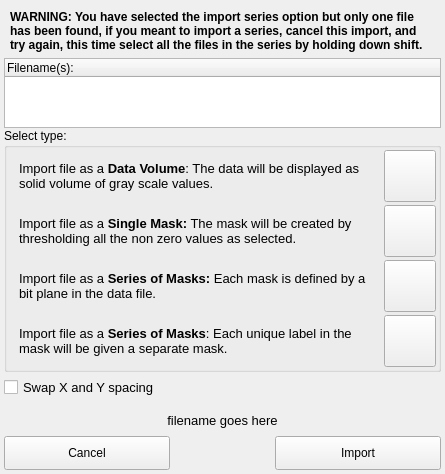
This is src/Interface/Application/LayerImporterWidget.ui in SCIInstitute/Seg3D as Qt 5 draws it before an edit. The edited form follows.
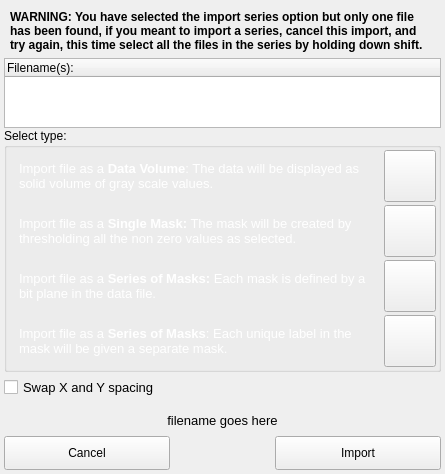
This is the edited form. Icons and pictures are not drawn. Custom widgets are drawn as their Qt base class.

Commit message: Fixed black text on .nrrd double click

```diff
--- a/src/Interface/Application/LayerImporterWidget.ui
+++ b/src/Interface/Application/LayerImporterWidget.ui
@@ -180,8 +180,8 @@
                <string>&lt;!DOCTYPE HTML PUBLIC &quot;-//W3C//DTD HTML 4.0//EN&quot; &quot;http://www.w3.org/TR/REC-html40/strict.dtd&quot;&gt;
 &lt;html&gt;&lt;head&gt;&lt;meta name=&quot;qrichtext&quot; content=&quot;1&quot; /&gt;&lt;style type=&quot;text/css&quot;&gt;
 p, li { white-space: pre-wrap; }
-&lt;/style&gt;&lt;/head&gt;&lt;body style=&quot; font-family:'MS Shell Dlg 2'; font-size:8.25pt; font-weight:400; font-style:normal;&quot;&gt;
-&lt;p style=&quot; margin-top:0px; margin-bottom:0px; margin-left:0px; margin-right:0px; -qt-block-indent:0; text-indent:0px;&quot;&gt;&lt;span style=&quot; font-family:'Lucida Grande'; font-size:10pt;&quot;&gt;Import file as a &lt;/span&gt;&lt;span style=&quot; font-family:'Lucida Grande'; font-size:10pt; font-weight:600;&quot;&gt;Data Volume&lt;/span&gt;&lt;span style=&quot; font-family:'Lucida Grande'; font-size:10pt;&quot;&gt;: The data will be displayed as solid volume of gray scale values. &lt;/span&gt;&lt;/p&gt;&lt;/body&gt;&lt;/html&gt;</string>
+&lt;/style&gt;&lt;/head&gt;&lt;body style=&quot; font-family:'.SF NS Text'; font-size:13pt; font-weight:400; font-style:normal;&quot;&gt;
+&lt;p style=&quot; margin-top:0px; margin-bottom:0px; margin-left:0px; margin-right:0px; -qt-block-indent:0; text-indent:0px;&quot;&gt;&lt;span style=&quot; font-family:'Lucida Grande'; font-size:10pt; color:#ffffff;&quot;&gt;Import file as a &lt;/span&gt;&lt;span style=&quot; font-family:'Lucida Grande'; font-size:10pt; font-weight:600; color:#ffffff;&quot;&gt;Data Volume&lt;/span&gt;&lt;span style=&quot; font-family:'Lucida Grande'; font-size:10pt; color:#ffffff;&quot;&gt;: The data will be displayed as solid volume of gray scale values. &lt;/span&gt;&lt;/p&gt;&lt;/body&gt;&lt;/html&gt;</string>
               </property>
               <property name="textFormat">
                <enum>Qt::RichText</enum>
@@ -283,8 +283,8 @@
                <string>&lt;!DOCTYPE HTML PUBLIC &quot;-//W3C//DTD HTML 4.0//EN&quot; &quot;http://www.w3.org/TR/REC-html40/strict.dtd&quot;&gt;
 &lt;html&gt;&lt;head&gt;&lt;meta name=&quot;qrichtext&quot; content=&quot;1&quot; /&gt;&lt;style type=&quot;text/css&quot;&gt;
 p, li { white-space: pre-wrap; }
-&lt;/style&gt;&lt;/head&gt;&lt;body style=&quot; font-family:'MS Shell Dlg 2'; font-size:8.25pt; font-weight:400; font-style:normal;&quot;&gt;
-&lt;p style=&quot; margin-top:0px; margin-bottom:0px; margin-left:0px; margin-right:0px; -qt-block-indent:0; text-indent:0px;&quot;&gt;&lt;span style=&quot; font-family:'Lucida Grande'; font-size:10pt;&quot;&gt;Import file as a &lt;/span&gt;&lt;span style=&quot; font-family:'Lucida Grande'; font-size:10pt; font-weight:600;&quot;&gt;Single Mask:&lt;/span&gt;&lt;span style=&quot; font-family:'Lucida Grande'; font-size:10pt;&quot;&gt; The mask will be created by thresholding all the non zero values as selected.&lt;/span&gt;&lt;/p&gt;&lt;/body&gt;&lt;/html&gt;</string>
+&lt;/style&gt;&lt;/head&gt;&lt;body style=&quot; font-family:'.SF NS Text'; font-size:13pt; font-weight:400; font-style:normal;&quot;&gt;
+&lt;p style=&quot; margin-top:0px; margin-bottom:0px; margin-left:0px; margin-right:0px; -qt-block-indent:0; text-indent:0px;&quot;&gt;&lt;span style=&quot; font-family:'Lucida Grande'; font-size:10pt; color:#ffffff;&quot;&gt;Import file as a &lt;/span&gt;&lt;span style=&quot; font-family:'Lucida Grande'; font-size:10pt; font-weight:600; color:#ffffff;&quot;&gt;Single Mask:&lt;/span&gt;&lt;span style=&quot; font-family:'Lucida Grande'; font-size:10pt; color:#ffffff;&quot;&gt; The mask will be created by thresholding all the non zero values as selected.&lt;/span&gt;&lt;/p&gt;&lt;/body&gt;&lt;/html&gt;</string>
               </property>
               <property name="textFormat">
                <enum>Qt::RichText</enum>
@@ -386,8 +386,8 @@
                <string>&lt;!DOCTYPE HTML PUBLIC &quot;-//W3C//DTD HTML 4.0//EN&quot; &quot;http://www.w3.org/TR/REC-html40/strict.dtd&quot;&gt;
 &lt;html&gt;&lt;head&gt;&lt;meta name=&quot;qrichtext&quot; content=&quot;1&quot; /&gt;&lt;style type=&quot;text/css&quot;&gt;
 p, li { white-space: pre-wrap; }
-&lt;/style&gt;&lt;/head&gt;&lt;body style=&quot; font-family:'MS Shell Dlg 2'; font-size:8.25pt; font-weight:400; font-style:normal;&quot;&gt;
-&lt;p style=&quot; margin-top:0px; margin-bottom:0px; margin-left:0px; margin-right:0px; -qt-block-indent:0; text-indent:0px;&quot;&gt;&lt;span style=&quot; font-family:'Lucida Grande'; font-size:10pt;&quot;&gt;Import file as a &lt;/span&gt;&lt;span style=&quot; font-family:'Lucida Grande'; font-size:10pt; font-weight:600;&quot;&gt;Series of Masks:&lt;/span&gt;&lt;span style=&quot; font-family:'Lucida Grande'; font-size:10pt;&quot;&gt; Each mask is defined by a bit plane in the data file.&lt;/span&gt;&lt;/p&gt;&lt;/body&gt;&lt;/html&gt;</string>
+&lt;/style&gt;&lt;/head&gt;&lt;body style=&quot; font-family:'.SF NS Text'; font-size:13pt; font-weight:400; font-style:normal;&quot;&gt;
+&lt;p style=&quot; margin-top:0px; margin-bottom:0px; margin-left:0px; margin-right:0px; -qt-block-indent:0; text-indent:0px;&quot;&gt;&lt;span style=&quot; font-family:'Lucida Grande'; font-size:10pt; color:#ffffff;&quot;&gt;Import file as a &lt;/span&gt;&lt;span style=&quot; font-family:'Lucida Grande'; font-size:10pt; font-weight:600; color:#ffffff;&quot;&gt;Series of Masks:&lt;/span&gt;&lt;span style=&quot; font-family:'Lucida Grande'; font-size:10pt; color:#ffffff;&quot;&gt; Each mask is defined by a bit plane in the data file.&lt;/span&gt;&lt;/p&gt;&lt;/body&gt;&lt;/html&gt;</string>
               </property>
               <property name="textFormat">
                <enum>Qt::RichText</enum>
@@ -489,8 +489,8 @@
                <string>&lt;!DOCTYPE HTML PUBLIC &quot;-//W3C//DTD HTML 4.0//EN&quot; &quot;http://www.w3.org/TR/REC-html40/strict.dtd&quot;&gt;
 &lt;html&gt;&lt;head&gt;&lt;meta name=&quot;qrichtext&quot; content=&quot;1&quot; /&gt;&lt;style type=&quot;text/css&quot;&gt;
 p, li { white-space: pre-wrap; }
-&lt;/style&gt;&lt;/head&gt;&lt;body style=&quot; font-family:'MS Shell Dlg 2'; font-size:8.25pt; font-weight:400; font-style:normal;&quot;&gt;
-&lt;p style=&quot; margin-top:0px; margin-bottom:0px; margin-left:0px; margin-right:0px; -qt-block-indent:0; text-indent:0px;&quot;&gt;&lt;span style=&quot; font-family:'Lucida Grande'; font-size:10pt;&quot;&gt;Import file as a &lt;/span&gt;&lt;span style=&quot; font-family:'Lucida Grande'; font-size:10pt; font-weight:600;&quot;&gt;Series of Masks&lt;/span&gt;&lt;span style=&quot; font-family:'Lucida Grande'; font-size:10pt;&quot;&gt;: Each unique label in the mask will be given a separate mask.&lt;/span&gt;&lt;/p&gt;&lt;/body&gt;&lt;/html&gt;</string>
+&lt;/style&gt;&lt;/head&gt;&lt;body style=&quot; font-family:'.SF NS Text'; font-size:13pt; font-weight:400; font-style:normal;&quot;&gt;
+&lt;p style=&quot; margin-top:0px; margin-bottom:0px; margin-left:0px; margin-right:0px; -qt-block-indent:0; text-indent:0px;&quot;&gt;&lt;span style=&quot; font-family:'Lucida Grande'; font-size:10pt; color:#ffffff;&quot;&gt;Import file as a &lt;/span&gt;&lt;span style=&quot; font-family:'Lucida Grande'; font-size:10pt; font-weight:600; color:#ffffff;&quot;&gt;Series of Masks&lt;/span&gt;&lt;span style=&quot; font-family:'Lucida Grande'; font-size:10pt; color:#ffffff;&quot;&gt;: Each unique label in the mask will be given a separate mask.&lt;/span&gt;&lt;/p&gt;&lt;/body&gt;&lt;/html&gt;</string>
               </property>
               <property name="textFormat">
                <enum>Qt::RichText</enum>
```
